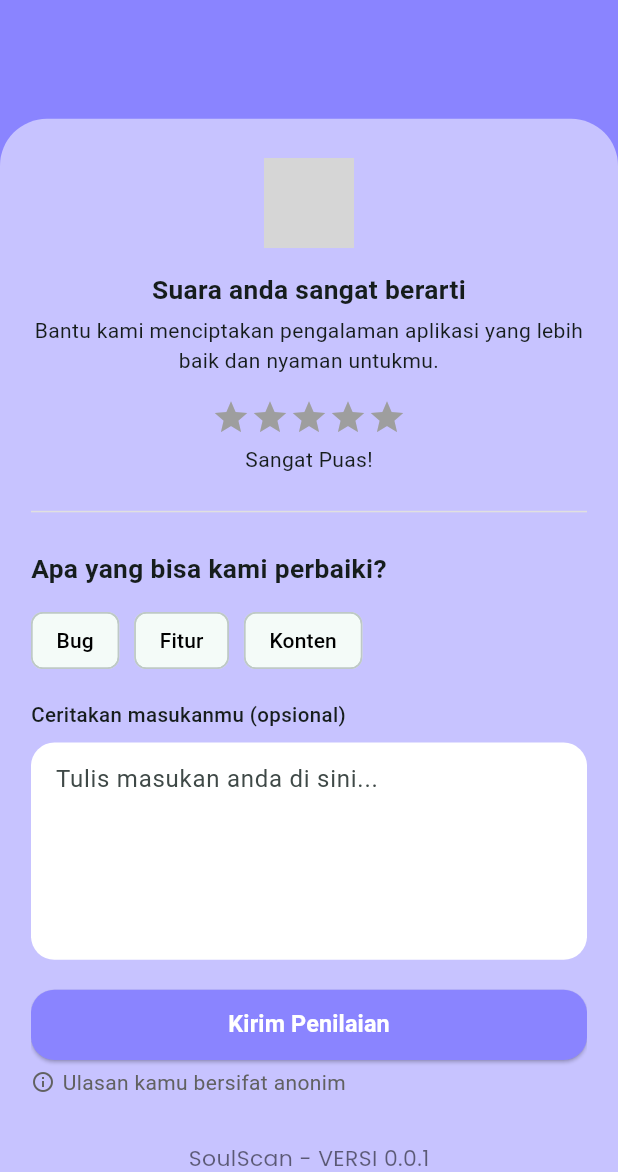
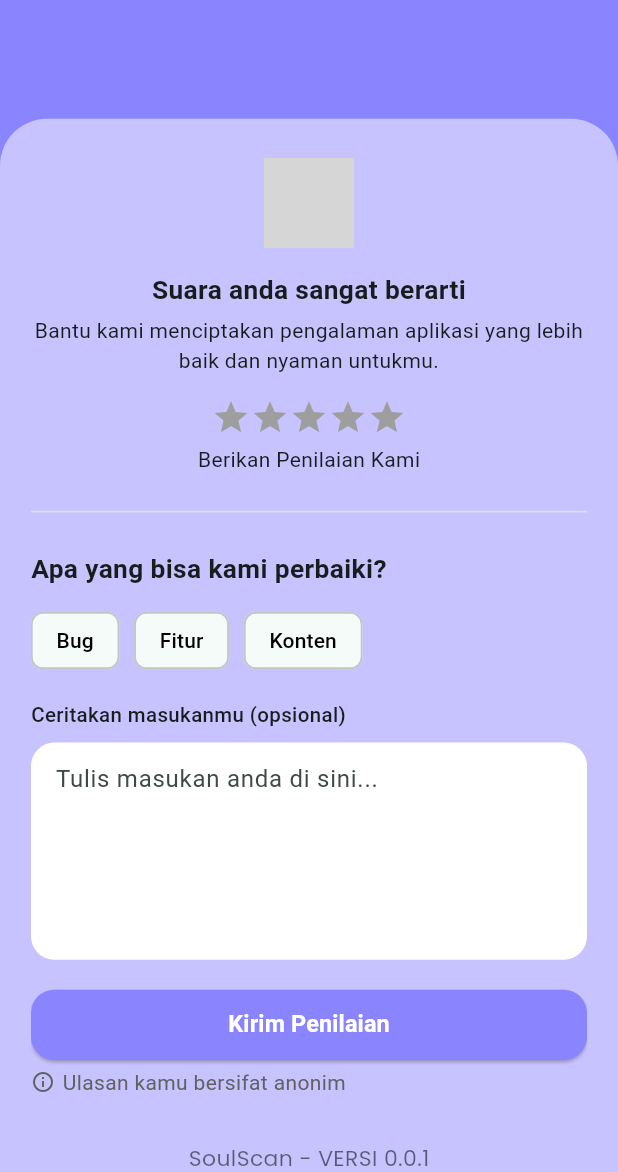
Before and after one commit to IlhamYuniar16/Project-PAM-SMT-5, a Flutter app: the Setting screen opened directly, after a tap on "Berikan Penilaian", on a phone screen of 412 x 824 dp, the part 64-1236 px from its top. Run offline on Flutter 3.47's test engine with Material 3 defaults, Android fonts, the phone set to English and light mode, and no system bars; our stand-ins replace camera, file_picker, fl_chart, flutter_dotenv, flutter_riverpod, flutter_screenutil and 11 more; missing offline and left inert: dart:ffi; accounts and stored records are empty; grey boxes are pictures that could not be loaded.

Commit message:
Update Design dan Menyesuaikan Tampilan Riwayat Penilaian serta Berikan Penilaian

```diff
--- a/lib/feature/insightmind/presentation/pages/penilaian.dart
+++ b/lib/feature/insightmind/presentation/pages/penilaian.dart
@@ -1,3 +1,5 @@
+import 'dart:ffi';
+
 import 'package:flutter/material.dart';
 import 'package:flutter_project_pam/feature/insightmind/presentation/pages/screening_page_psikologi.dart';
 import 'package:flutter_screenutil/flutter_screenutil.dart';
@@ -5,7 +7,6 @@ import 'package:google_fonts/google_fonts.dart';
 import 'package:hive_flutter/hive_flutter.dart';
 import 'package:uuid/uuid.dart';
 import 'package:flutter_project_pam/feature/insightmind/data/local/penilaian.dart';
-
 
 class penilaian extends StatefulWidget {
   const penilaian({super.key});
@@ -17,7 +18,25 @@ class penilaian extends StatefulWidget {
 class _penilaianState extends State<penilaian> {
   String? selectedCategory;
   int rating = 0;
+  String? statusRate;
   TextEditingController feedbackController = TextEditingController();
+
+  String statusRating(int rating) {
+    switch (rating) {
+      case 1:
+        return "Tidak Puas";
+      case 2:
+        return "Sedikit Puas";
+      case 3:
+        return "Lumayan Puas";
+      case 4:
+        return "Puas";
+      case 5:
+        return "Sangat Puas";
+      default:
+        return "Berikan Penilaian Kami";
+    }
+  }
 
   Future<void> _savePenilaian() async {
     if (rating == 0) {
@@ -41,13 +60,17 @@ class _penilaianState extends State<penilaian> {
         timestamp: DateTime.now(),
         rating: rating,
         category: selectedCategory!,
-        feedback: feedbackController.text.isEmpty ? 'Tidak ada komentar' : feedbackController.text,
+        feedback: feedbackController.text.isEmpty
+            ? 'Tidak ada komentar'
+            : feedbackController.text,
       );
       await box.add(penilaian);
 
       if (!mounted) return;
       ScaffoldMessenger.of(context).showSnackBar(
-        const SnackBar(content: Text('Penilaian berhasil dikirim, terima kasih!')),
+        const SnackBar(
+          content: Text('Penilaian berhasil dikirim, terima kasih!'),
+        ),
       );
 
       // Reset form
@@ -64,9 +87,9 @@ class _penilaianState extends State<penilaian> {
       }
     } catch (e) {
       if (!mounted) return;
-      ScaffoldMessenger.of(context).showSnackBar(
-        SnackBar(content: Text('Error: ${e.toString()}')),
-      );
+      ScaffoldMessenger.of(
+        context,
+      ).showSnackBar(SnackBar(content: Text('Error: ${e.toString()}')));
     }
   }
 
@@ -133,27 +156,21 @@ class _penilaianState extends State<penilaian> {
                                   'assets/img/heart.png',
                                 ),
                               ),
-                              const SizedBox(
-                                height: 15,
-                              ),
+                              const SizedBox(height: 15),
                               Text(
                                 'Suara anda sangat berarti',
                                 style: TextStyle(
                                   fontSize: 18.sp,
-                                  fontWeight: FontWeight.bold
+                                  fontWeight: FontWeight.bold,
                                 ),
                                 textAlign: TextAlign.center,
                               ),
-                              const SizedBox(
-                                height: 5,
-                              ),
+                              const SizedBox(height: 5),
                               Text(
                                 'Bantu kami menciptakan pengalaman aplikasi yang lebih baik dan nyaman untukmu.',
                                 textAlign: TextAlign.center,
                               ),
-                              const SizedBox(
-                                height: 15,
-                              ),
+                              const SizedBox(height: 15),
                               Row(
                                 mainAxisAlignment: MainAxisAlignment.center,
                                 children: List.generate(5, (index) {
@@ -166,29 +183,24 @@ class _penilaianState extends State<penilaian> {
                                     child: Icon(
                                       Icons.star,
                                       size: 26,
-                                      color: index < rating ? Colors.amber : Colors.grey,
+                                      color: index < rating
+                                          ? Colors.amber
+                                          : Colors.grey,
                                     ),
                                   );
                                 }),
                               ),
-                              const SizedBox(
-                                height: 5,
-                              ),
-                              Text(
-                                'Sangat Puas!'
-                              )
+                              const SizedBox(height: 5),
+                              Text(statusRating(rating)),
                             ],
                           ),
                         ),
-                        Divider(
-                          height: 50,
-                          color: Color(0xFFE0E0E0),
-                        ),
+                        Divider(height: 50, color: Color(0xFFE0E0E0)),
                         Text(
                           'Apa yang bisa kami perbaiki?',
                           style: TextStyle(
                             fontSize: 18.sp,
-                            fontWeight: FontWeight.bold
+                            fontWeight: FontWeight.bold,
                           ),
                         ),
                         const SizedBox(height: 12),
@@ -288,9 +300,7 @@ class _penilaianState extends State<penilaian> {
                             ),
                           ),
                         ),
-                        const SizedBox(
-                          height: 5,
-                        ),
+                        const SizedBox(height: 5),
                         Row(
                           children: [
                             Icon(
@@ -298,21 +308,17 @@ class _penilaianState extends State<penilaian> {
                               size: 16,
                               color: Colors.grey.shade700,
                             ),
-                            const SizedBox(
-                              width: 5,
-                            ),
+                            const SizedBox(width: 5),
                             Text(
                               'Ulasan kamu bersifat anonim',
                               style: TextStyle(
                                 color: Colors.grey.shade700,
-                                fontSize: 14
+                                fontSize: 14,
                               ),
-                            )
+                            ),
                           ],
                         ),
-                        const SizedBox(
-                          height: 30,
-                        ),
+                        const SizedBox(height: 30),
                         Center(
                           child: Column(
                             children: [
--- a/lib/feature/insightmind/presentation/pages/setting.dart
+++ b/lib/feature/insightmind/presentation/pages/setting.dart
@@ -529,7 +529,7 @@ class _SettingState extends State<Setting> {
                       ),
                     ],
                   ),
-                  SizedBox(height: 50.h),
+                  SizedBox(height: 30.h),
                   Center(
                     child: Column(
                       children: [
```
Also changed, not shown: lib/feature/insightmind/presentation/pages/penilaian_history_page.dart (+26 -3 lines).
